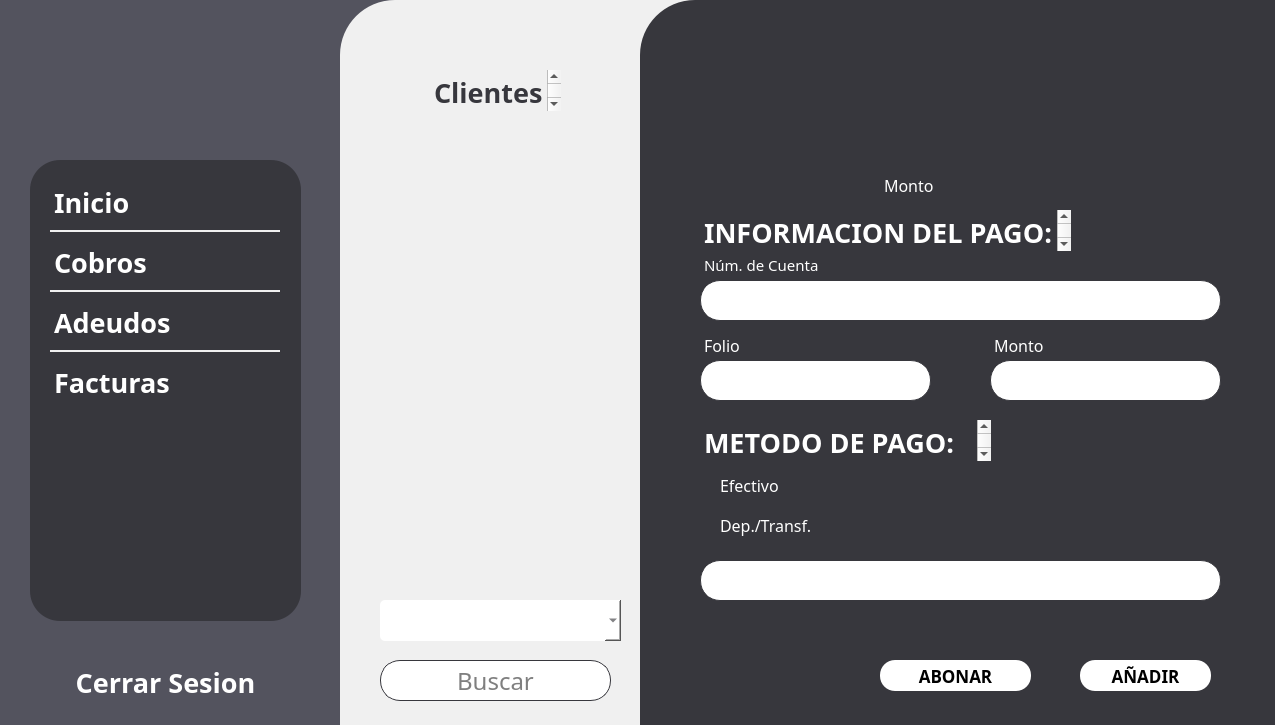
This is app/frontend/pantalla_adeudo_facturador.ui in uRicardoCaballero/Radcomtest as Qt 5 draws it before an edit. The edited form follows.
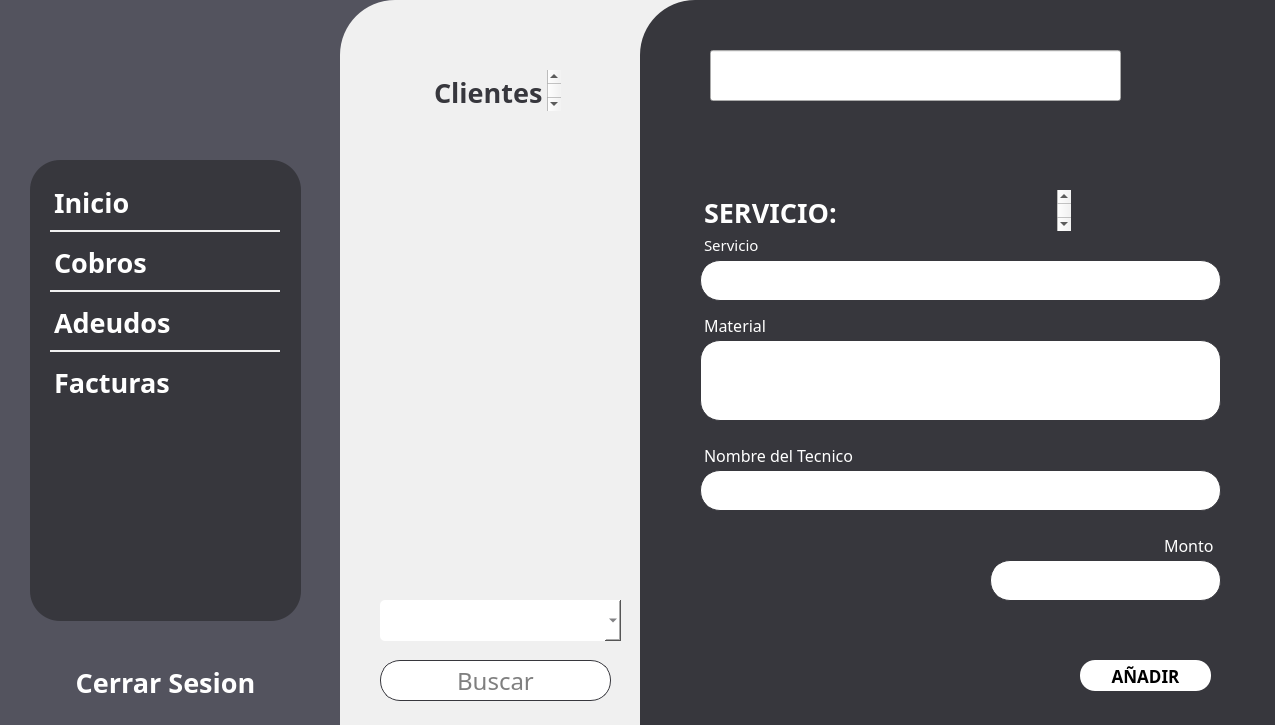
This is the edited form. Icons and pictures are not drawn.

What changed in the file:
```diff
--- a/app/frontend/pantalla_adeudo_facturador.ui
+++ b/app/frontend/pantalla_adeudo_facturador.ui
@@ -150,56 +150,6 @@
     <property name="frameShadow">
      <enum>QFrame::Raised</enum>
     </property>
-    <widget class="QRadioButton" name="EfectivoOption">
-     <property name="geometry">
-      <rect>
-       <x>60</x>
-       <y>470</y>
-       <width>141</width>
-       <height>31</height>
-      </rect>
-     </property>
-     <property name="font">
-      <font>
-       <family>Montserrat</family>
-       <pointsize>12</pointsize>
-      </font>
-     </property>
-     <property name="styleSheet">
-      <string notr="true">QRadioButton{
- background: transparent; 
-color: #FFFFFF;
-}</string>
-     </property>
-     <property name="text">
-      <string>Efectivo</string>
-     </property>
-    </widget>
-    <widget class="QRadioButton" name="DeptTransfOption">
-     <property name="geometry">
-      <rect>
-       <x>60</x>
-       <y>510</y>
-       <width>141</width>
-       <height>31</height>
-      </rect>
-     </property>
-     <property name="font">
-      <font>
-       <family>Montserrat</family>
-       <pointsize>12</pointsize>
-      </font>
-     </property>
-     <property name="styleSheet">
-      <string notr="true">QRadioButton{
- background: transparent; 
-color: #FFFFFF;
-}</string>
-     </property>
-     <property name="text">
-      <string>Dep./Transf.</string>
-     </property>
-    </widget>
     <widget class="QPushButton" name="GuardarButton">
      <property name="geometry">
       <rect>
@@ -227,12 +177,139 @@
       <string>AÑADIR</string>
      </property>
     </widget>
-    <widget class="QLineEdit" name="MetodoHolder">
+    <widget class="QLineEdit" name="NombreHolder">
+     <property name="geometry">
+      <rect>
+       <x>70</x>
+       <y>50</y>
+       <width>411</width>
+       <height>51</height>
+      </rect>
+     </property>
+     <property name="font">
+      <font>
+       <family>&quot;Montserratl&quot;</family>
+       <pointsize>-1</pointsize>
+      </font>
+     </property>
+     <property name="layoutDirection">
+      <enum>Qt::LeftToRight</enum>
+     </property>
+     <property name="styleSheet">
+      <string notr="true">QLineEdit{
+		color: #FFFFFF;
+		Font-family: \&quot;Montserratl\&quot;;
+		font-size: 36px;
+		border: none;
+		background: transparent; 
+}</string>
+     </property>
+     <property name="inputMask">
+      <string/>
+     </property>
+     <property name="text">
+      <string/>
+     </property>
+     <property name="alignment">
+      <set>Qt::AlignBottom|Qt::AlignLeading|Qt::AlignLeft</set>
+     </property>
+     <property name="readOnly">
+      <bool>true</bool>
+     </property>
+     <property name="placeholderText">
+      <string/>
+     </property>
+    </widget>
+    <widget class="QLineEdit" name="ServicioHolder">
      <property name="geometry">
       <rect>
        <x>60</x>
+       <y>260</y>
+       <width>521</width>
+       <height>41</height>
+      </rect>
+     </property>
+     <property name="font">
+      <font>
+       <family>Montserrat</family>
+       <pointsize>18</pointsize>
+      </font>
+     </property>
+     <property name="layoutDirection">
+      <enum>Qt::LeftToRight</enum>
+     </property>
+     <property name="styleSheet">
+      <string notr="true">QLineEdit{
+	border: 1px solid  #37373d;
+		background: #FFFFFF; 
+		 border-radius: 20px; 
+}</string>
+     </property>
+     <property name="inputMask">
+      <string/>
+     </property>
+     <property name="text">
+      <string/>
+     </property>
+     <property name="alignment">
+      <set>Qt::AlignCenter</set>
+     </property>
+     <property name="placeholderText">
+      <string/>
+     </property>
+    </widget>
+    <widget class="QTextBrowser" name="MontoText_4">
+     <property name="geometry">
+      <rect>
+       <x>520</x>
+       <y>530</y>
+       <width>61</width>
+       <height>41</height>
+      </rect>
+     </property>
+     <property name="sizePolicy">
+      <sizepolicy hsizetype="Expanding" vsizetype="Expanding">
+       <horstretch>0</horstretch>
+       <verstretch>0</verstretch>
+      </sizepolicy>
+     </property>
+     <property name="font">
+      <font>
+       <family>Montserrat</family>
+       <pointsize>5</pointsize>
+      </font>
+     </property>
+     <property name="toolTipDuration">
+      <number>-1</number>
+     </property>
+     <property name="layoutDirection">
+      <enum>Qt::RightToLeft</enum>
+     </property>
+     <property name="autoFillBackground">
+      <bool>false</bool>
+     </property>
+     <property name="styleSheet">
+      <string notr="true">QTextBrowser {
+    background: transparent;  /* Quitar el fondo */
+	color:#FFFFFF;
+    border: none;             /* Quitar el borde */
+	margin: 0;                /* Eliminar márgenes */
+}</string>
+     </property>
+     <property name="html">
+      <string>&lt;!DOCTYPE HTML PUBLIC &quot;-//W3C//DTD HTML 4.0//EN&quot; &quot;http://www.w3.org/TR/REC-html40/strict.dtd&quot;&gt;
+&lt;html&gt;&lt;head&gt;&lt;meta name=&quot;qrichtext&quot; content=&quot;1&quot; /&gt;&lt;style type=&quot;text/css&quot;&gt;
+p, li { white-space: pre-wrap; }
+&lt;/style&gt;&lt;/head&gt;&lt;body style=&quot; font-family:'Montserrat'; font-size:5pt; font-weight:400; font-style:normal;&quot;&gt;
+&lt;p style=&quot; margin-top:0px; margin-bottom:0px; margin-left:0px; margin-right:0px; -qt-block-indent:0; text-indent:0px;&quot;&gt;&lt;span style=&quot; font-size:12pt;&quot;&gt;Monto&lt;/span&gt;&lt;/p&gt;&lt;/body&gt;&lt;/html&gt;</string>
+     </property>
+    </widget>
+    <widget class="QLineEdit" name="MontoHolder">
+     <property name="geometry">
+      <rect>
+       <x>350</x>
        <y>560</y>
-       <width>521</width>
+       <width>231</width>
        <height>41</height>
       </rect>
      </property>
@@ -255,6 +332,9 @@
      <property name="inputMask">
       <string/>
      </property>
+     <property name="text">
+      <string/>
+     </property>
      <property name="alignment">
       <set>Qt::AlignCenter</set>
      </property>
@@ -262,39 +342,12 @@
       <string/>
      </property>
     </widget>
-    <widget class="QPushButton" name="AbonarButton">
-     <property name="geometry">
-      <rect>
-       <x>240</x>
-       <y>660</y>
-       <width>151</width>
-       <height>31</height>
-      </rect>
-     </property>
-     <property name="font">
-      <font>
-       <family>Montserrat</family>
-       <pointsize>13</pointsize>
-       <weight>75</weight>
-       <bold>true</bold>
-      </font>
-     </property>
-     <property name="styleSheet">
-      <string notr="true">QPushButton{
-		background: #FFFFFF; 
-		 border-radius: 15px; 
-}</string>
-     </property>
-     <property name="text">
-      <string>ABONAR</string>
-     </property>
-    </widget>
-    <widget class="QTextBrowser" name="MetodoPago">
+    <widget class="QTextBrowser" name="Folio">
      <property name="geometry">
       <rect>
        <x>60</x>
-       <y>420</y>
-       <width>291</width>
+       <y>310</y>
+       <width>201</width>
        <height>41</height>
       </rect>
      </property>
@@ -327,15 +380,53 @@
       <string>&lt;!DOCTYPE HTML PUBLIC &quot;-//W3C//DTD HTML 4.0//EN&quot; &quot;http://www.w3.org/TR/REC-html40/strict.dtd&quot;&gt;
 &lt;html&gt;&lt;head&gt;&lt;meta name=&quot;qrichtext&quot; content=&quot;1&quot; /&gt;&lt;style type=&quot;text/css&quot;&gt;
 p, li { white-space: pre-wrap; }
-&lt;/style&gt;&lt;/head&gt;&lt;body style=&quot; font-family:'Montserrat'; font-size:8.25pt; font-weight:400; font-style:normal;&quot;&gt;
-&lt;p style=&quot; margin-top:0px; margin-bottom:0px; margin-left:0px; margin-right:0px; -qt-block-indent:0; text-indent:0px;&quot;&gt;&lt;span style=&quot; font-family:'MS Shell Dlg 2'; font-size:20pt; font-weight:600;&quot;&gt;METODO DE PAGO:&lt;/span&gt;&lt;/p&gt;&lt;/body&gt;&lt;/html&gt;</string>
+&lt;/style&gt;&lt;/head&gt;&lt;body style=&quot; font-family:'Montserrat'; font-size:5pt; font-weight:400; font-style:normal;&quot;&gt;
+&lt;p style=&quot; margin-top:0px; margin-bottom:0px; margin-left:0px; margin-right:0px; -qt-block-indent:0; text-indent:0px;&quot;&gt;&lt;span style=&quot; font-size:12pt;&quot;&gt;Material&lt;/span&gt;&lt;/p&gt;&lt;/body&gt;&lt;/html&gt;</string>
+     </property>
+    </widget>
+    <widget class="QLineEdit" name="MaterialHolder">
+     <property name="geometry">
+      <rect>
+       <x>60</x>
+       <y>340</y>
+       <width>521</width>
+       <height>81</height>
+      </rect>
+     </property>
+     <property name="font">
+      <font>
+       <family>Montserrat</family>
+       <pointsize>18</pointsize>
+      </font>
+     </property>
+     <property name="layoutDirection">
+      <enum>Qt::LeftToRight</enum>
+     </property>
+     <property name="styleSheet">
+      <string notr="true">QLineEdit{
+	border: 1px solid  #37373d;
+		background: #FFFFFF; 
+		 border-radius: 20px; 
+}</string>
+     </property>
+     <property name="inputMask">
+      <string/>
+     </property>
+     <property name="text">
+      <string/>
+     </property>
+     <property name="alignment">
+      <set>Qt::AlignCenter</set>
+     </property>
+     <property name="placeholderText">
+      <string/>
      </property>
     </widget>
     <widget class="QTextBrowser" name="InfoPago">
      <property name="geometry">
       <rect>
        <x>60</x>
-       <y>210</y>
+       <y>190</y>
        <width>371</width>
        <height>41</height>
       </rect>
@@ -370,14 +461,14 @@
 &lt;html&gt;&lt;head&gt;&lt;meta name=&quot;qrichtext&quot; content=&quot;1&quot; /&gt;&lt;style type=&quot;text/css&quot;&gt;
 p, li { white-space: pre-wrap; }
 &lt;/style&gt;&lt;/head&gt;&lt;body style=&quot; font-family:'Montserrat'; font-size:8.25pt; font-weight:400; font-style:normal;&quot;&gt;
-&lt;p style=&quot; margin-top:0px; margin-bottom:0px; margin-left:0px; margin-right:0px; -qt-block-indent:0; text-indent:0px;&quot;&gt;&lt;span style=&quot; font-family:'MS Shell Dlg 2'; font-size:20pt; font-weight:600;&quot;&gt;INFORMACION DEL PAGO:&lt;/span&gt;&lt;/p&gt;&lt;/body&gt;&lt;/html&gt;</string>
+&lt;p style=&quot; margin-top:0px; margin-bottom:0px; margin-left:0px; margin-right:0px; -qt-block-indent:0; text-indent:0px;&quot;&gt;&lt;span style=&quot; font-family:'MS Shell Dlg 2'; font-size:20pt; font-weight:600;&quot;&gt;SERVICIO:&lt;/span&gt;&lt;/p&gt;&lt;/body&gt;&lt;/html&gt;</string>
      </property>
     </widget>
     <widget class="QLineEdit" name="NumCuentaHolder">
      <property name="geometry">
       <rect>
        <x>60</x>
-       <y>280</y>
+       <y>470</y>
        <width>521</width>
        <height>41</height>
       </rect>
@@ -401,6 +492,9 @@
      <property name="inputMask">
       <string/>
      </property>
+     <property name="text">
+      <string/>
+     </property>
      <property name="alignment">
       <set>Qt::AlignCenter</set>
      </property>
@@ -408,11 +502,54 @@
       <string/>
      </property>
     </widget>
+    <widget class="QTextBrowser" name="MontoText_3">
+     <property name="geometry">
+      <rect>
+       <x>60</x>
+       <y>440</y>
+       <width>201</width>
+       <height>41</height>
+      </rect>
+     </property>
+     <property name="sizePolicy">
+      <sizepolicy hsizetype="Expanding" vsizetype="Expanding">
+       <horstretch>0</horstretch>
+       <verstretch>0</verstretch>
+      </sizepolicy>
+     </property>
+     <property name="font">
+      <font>
+       <family>Montserrat</family>
+       <pointsize>5</pointsize>
+      </font>
+     </property>
+     <property name="toolTipDuration">
+      <number>-1</number>
+     </property>
+     <property name="autoFillBackground">
+      <bool>false</bool>
+     </property>
+     <property name="styleSheet">
+      <string notr="true">QTextBrowser {
+    background: transparent;  /* Quitar el fondo */
+	color:#FFFFFF;
+    border: none;             /* Quitar el borde */
+	margin: 0;                /* Eliminar márgenes */
+}</string>
+     </property>
+     <property name="html">
+      <string>&lt;!DOCTYPE HTML PUBLIC &quot;-//W3C//DTD HTML 4.0//EN&quot; &quot;http://www.w3.org/TR/REC-html40/strict.dtd&quot;&gt;
+&lt;html&gt;&lt;head&gt;&lt;meta name=&quot;qrichtext&quot; content=&quot;1&quot; /&gt;&lt;style type=&quot;text/css&quot;&gt;
+p, li { white-space: pre-wrap; }
+&lt;/style&gt;&lt;/head&gt;&lt;body style=&quot; font-family:'Montserrat'; font-size:5pt; font-weight:400; font-style:normal;&quot;&gt;
+&lt;p style=&quot; margin-top:0px; margin-bottom:0px; margin-left:0px; margin-right:0px; -qt-block-indent:0; text-indent:0px;&quot;&gt;&lt;span style=&quot; font-size:12pt;&quot;&gt;Nombre del Tecnico&lt;/span&gt;&lt;/p&gt;&lt;/body&gt;&lt;/html&gt;</string>
+     </property>
+    </widget>
     <widget class="QTextBrowser" name="NumCuenta">
      <property name="geometry">
       <rect>
        <x>60</x>
-       <y>250</y>
+       <y>230</y>
        <width>291</width>
        <height>41</height>
       </rect>
@@ -448,294 +585,7 @@
 &lt;html&gt;&lt;head&gt;&lt;meta name=&quot;qrichtext&quot; content=&quot;1&quot; /&gt;&lt;style type=&quot;text/css&quot;&gt;
 p, li { white-space: pre-wrap; }
 &lt;/style&gt;&lt;/head&gt;&lt;body style=&quot; font-family:'Montserrat'; font-size:5pt; font-weight:400; font-style:normal;&quot;&gt;
-&lt;p style=&quot; margin-top:0px; margin-bottom:0px; margin-left:0px; margin-right:0px; -qt-block-indent:0; text-indent:0px;&quot;&gt;&lt;span style=&quot; font-size:11pt;&quot;&gt;Núm. de Cuenta&lt;/span&gt;&lt;/p&gt;&lt;/body&gt;&lt;/html&gt;</string>
-     </property>
-    </widget>
-    <widget class="QLineEdit" name="FolioHolder">
-     <property name="geometry">
-      <rect>
-       <x>60</x>
-       <y>360</y>
-       <width>231</width>
-       <height>41</height>
-      </rect>
-     </property>
-     <property name="font">
-      <font>
-       <family>Montserrat</family>
-       <pointsize>18</pointsize>
-      </font>
-     </property>
-     <property name="layoutDirection">
-      <enum>Qt::LeftToRight</enum>
-     </property>
-     <property name="styleSheet">
-      <string notr="true">QLineEdit{
-	border: 1px solid  #37373d;
-		background: #FFFFFF; 
-		 border-radius: 20px; 
-}</string>
-     </property>
-     <property name="inputMask">
-      <string/>
-     </property>
-     <property name="alignment">
-      <set>Qt::AlignCenter</set>
-     </property>
-     <property name="placeholderText">
-      <string/>
-     </property>
-    </widget>
-    <widget class="QTextBrowser" name="Folio">
-     <property name="geometry">
-      <rect>
-       <x>60</x>
-       <y>330</y>
-       <width>201</width>
-       <height>41</height>
-      </rect>
-     </property>
-     <property name="sizePolicy">
-      <sizepolicy hsizetype="Expanding" vsizetype="Expanding">
-       <horstretch>0</horstretch>
-       <verstretch>0</verstretch>
-      </sizepolicy>
-     </property>
-     <property name="font">
-      <font>
-       <family>Montserrat</family>
-       <pointsize>5</pointsize>
-      </font>
-     </property>
-     <property name="toolTipDuration">
-      <number>-1</number>
-     </property>
-     <property name="autoFillBackground">
-      <bool>false</bool>
-     </property>
-     <property name="styleSheet">
-      <string notr="true">QTextBrowser {
-    background: transparent;  /* Quitar el fondo */
-	color:#FFFFFF;
-    border: none;             /* Quitar el borde */
-	margin: 0;                /* Eliminar márgenes */
-}</string>
-     </property>
-     <property name="html">
-      <string>&lt;!DOCTYPE HTML PUBLIC &quot;-//W3C//DTD HTML 4.0//EN&quot; &quot;http://www.w3.org/TR/REC-html40/strict.dtd&quot;&gt;
-&lt;html&gt;&lt;head&gt;&lt;meta name=&quot;qrichtext&quot; content=&quot;1&quot; /&gt;&lt;style type=&quot;text/css&quot;&gt;
-p, li { white-space: pre-wrap; }
-&lt;/style&gt;&lt;/head&gt;&lt;body style=&quot; font-family:'Montserrat'; font-size:5pt; font-weight:400; font-style:normal;&quot;&gt;
-&lt;p style=&quot; margin-top:0px; margin-bottom:0px; margin-left:0px; margin-right:0px; -qt-block-indent:0; text-indent:0px;&quot;&gt;&lt;span style=&quot; font-size:12pt;&quot;&gt;Folio&lt;/span&gt;&lt;/p&gt;&lt;/body&gt;&lt;/html&gt;</string>
-     </property>
-    </widget>
-    <widget class="QTextBrowser" name="MontoText_2">
-     <property name="geometry">
-      <rect>
-       <x>350</x>
-       <y>330</y>
-       <width>201</width>
-       <height>41</height>
-      </rect>
-     </property>
-     <property name="sizePolicy">
-      <sizepolicy hsizetype="Expanding" vsizetype="Expanding">
-       <horstretch>0</horstretch>
-       <verstretch>0</verstretch>
-      </sizepolicy>
-     </property>
-     <property name="font">
-      <font>
-       <family>Montserrat</family>
-       <pointsize>5</pointsize>
-      </font>
-     </property>
-     <property name="toolTipDuration">
-      <number>-1</number>
-     </property>
-     <property name="autoFillBackground">
-      <bool>false</bool>
-     </property>
-     <property name="styleSheet">
-      <string notr="true">QTextBrowser {
-    background: transparent;  /* Quitar el fondo */
-	color:#FFFFFF;
-    border: none;             /* Quitar el borde */
-	margin: 0;                /* Eliminar márgenes */
-}</string>
-     </property>
-     <property name="html">
-      <string>&lt;!DOCTYPE HTML PUBLIC &quot;-//W3C//DTD HTML 4.0//EN&quot; &quot;http://www.w3.org/TR/REC-html40/strict.dtd&quot;&gt;
-&lt;html&gt;&lt;head&gt;&lt;meta name=&quot;qrichtext&quot; content=&quot;1&quot; /&gt;&lt;style type=&quot;text/css&quot;&gt;
-p, li { white-space: pre-wrap; }
-&lt;/style&gt;&lt;/head&gt;&lt;body style=&quot; font-family:'Montserrat'; font-size:5pt; font-weight:400; font-style:normal;&quot;&gt;
-&lt;p style=&quot; margin-top:0px; margin-bottom:0px; margin-left:0px; margin-right:0px; -qt-block-indent:0; text-indent:0px;&quot;&gt;&lt;span style=&quot; font-size:12pt;&quot;&gt;Monto&lt;/span&gt;&lt;/p&gt;&lt;/body&gt;&lt;/html&gt;</string>
-     </property>
-    </widget>
-    <widget class="QLineEdit" name="MontoHolder">
-     <property name="geometry">
-      <rect>
-       <x>350</x>
-       <y>360</y>
-       <width>231</width>
-       <height>41</height>
-      </rect>
-     </property>
-     <property name="font">
-      <font>
-       <family>Montserrat</family>
-       <pointsize>18</pointsize>
-      </font>
-     </property>
-     <property name="layoutDirection">
-      <enum>Qt::LeftToRight</enum>
-     </property>
-     <property name="styleSheet">
-      <string notr="true">QLineEdit{
-	border: 1px solid  #37373d;
-		background: #FFFFFF; 
-		 border-radius: 20px; 
-}</string>
-     </property>
-     <property name="inputMask">
-      <string/>
-     </property>
-     <property name="alignment">
-      <set>Qt::AlignCenter</set>
-     </property>
-     <property name="placeholderText">
-      <string/>
-     </property>
-    </widget>
-    <widget class="QTextBrowser" name="Adeudo">
-     <property name="geometry">
-      <rect>
-       <x>60</x>
-       <y>150</y>
-       <width>181</width>
-       <height>41</height>
-      </rect>
-     </property>
-     <property name="sizePolicy">
-      <sizepolicy hsizetype="Expanding" vsizetype="Expanding">
-       <horstretch>0</horstretch>
-       <verstretch>0</verstretch>
-      </sizepolicy>
-     </property>
-     <property name="font">
-      <font>
-       <family>Montserrat</family>
-       <pointsize>5</pointsize>
-      </font>
-     </property>
-     <property name="toolTipDuration">
-      <number>-1</number>
-     </property>
-     <property name="autoFillBackground">
-      <bool>false</bool>
-     </property>
-     <property name="styleSheet">
-      <string notr="true">QTextBrowser {
-    background: transparent;  /* Quitar el fondo */
-	color:#FFFFFF;
-    border: none;             /* Quitar el borde */
-	margin: 0;                /* Eliminar márgenes */
-}</string>
-     </property>
-     <property name="html">
-      <string>&lt;!DOCTYPE HTML PUBLIC &quot;-//W3C//DTD HTML 4.0//EN&quot; &quot;http://www.w3.org/TR/REC-html40/strict.dtd&quot;&gt;
-&lt;html&gt;&lt;head&gt;&lt;meta name=&quot;qrichtext&quot; content=&quot;1&quot; /&gt;&lt;style type=&quot;text/css&quot;&gt;
-p, li { white-space: pre-wrap; }
-&lt;/style&gt;&lt;/head&gt;&lt;body style=&quot; font-family:'Montserrat'; font-size:5pt; font-weight:400; font-style:normal;&quot;&gt;
-&lt;p style=&quot;-qt-paragraph-type:empty; margin-top:0px; margin-bottom:0px; margin-left:0px; margin-right:0px; -qt-block-indent:0; text-indent:0px;&quot;&gt;&lt;br /&gt;&lt;/p&gt;&lt;/body&gt;&lt;/html&gt;</string>
-     </property>
-    </widget>
-    <widget class="QTextBrowser" name="MontoText">
-     <property name="geometry">
-      <rect>
-       <x>240</x>
-       <y>170</y>
-       <width>81</width>
-       <height>41</height>
-      </rect>
-     </property>
-     <property name="sizePolicy">
-      <sizepolicy hsizetype="Expanding" vsizetype="Expanding">
-       <horstretch>0</horstretch>
-       <verstretch>0</verstretch>
-      </sizepolicy>
-     </property>
-     <property name="font">
-      <font>
-       <family>Montserrat</family>
-       <pointsize>5</pointsize>
-      </font>
-     </property>
-     <property name="toolTipDuration">
-      <number>-1</number>
-     </property>
-     <property name="autoFillBackground">
-      <bool>false</bool>
-     </property>
-     <property name="styleSheet">
-      <string notr="true">QTextBrowser {
-    background: transparent;  /* Quitar el fondo */
-	color:#FFFFFF;
-    border: none;             /* Quitar el borde */
-	margin: 0;                /* Eliminar márgenes */
-}</string>
-     </property>
-     <property name="html">
-      <string>&lt;!DOCTYPE HTML PUBLIC &quot;-//W3C//DTD HTML 4.0//EN&quot; &quot;http://www.w3.org/TR/REC-html40/strict.dtd&quot;&gt;
-&lt;html&gt;&lt;head&gt;&lt;meta name=&quot;qrichtext&quot; content=&quot;1&quot; /&gt;&lt;style type=&quot;text/css&quot;&gt;
-p, li { white-space: pre-wrap; }
-&lt;/style&gt;&lt;/head&gt;&lt;body style=&quot; font-family:'Montserrat'; font-size:5pt; font-weight:400; font-style:normal;&quot;&gt;
-&lt;p style=&quot; margin-top:0px; margin-bottom:0px; margin-left:0px; margin-right:0px; -qt-block-indent:0; text-indent:0px;&quot;&gt;&lt;span style=&quot; font-size:12pt;&quot;&gt;Monto&lt;/span&gt;&lt;/p&gt;&lt;/body&gt;&lt;/html&gt;</string>
-     </property>
-    </widget>
-    <widget class="QTextBrowser" name="Adeudo_2">
-     <property name="geometry">
-      <rect>
-       <x>60</x>
-       <y>70</y>
-       <width>331</width>
-       <height>61</height>
-      </rect>
-     </property>
-     <property name="sizePolicy">
-      <sizepolicy hsizetype="Expanding" vsizetype="Expanding">
-       <horstretch>0</horstretch>
-       <verstretch>0</verstretch>
-      </sizepolicy>
-     </property>
-     <property name="font">
-      <font>
-       <family>Montserrat</family>
-       <pointsize>5</pointsize>
-       <weight>50</weight>
-       <bold>false</bold>
-      </font>
-     </property>
-     <property name="toolTipDuration">
-      <number>-1</number>
-     </property>
-     <property name="autoFillBackground">
-      <bool>false</bool>
-     </property>
-     <property name="styleSheet">
-      <string notr="true">QTextBrowser {
-    background: transparent;  /* Quitar el fondo */
-	color:#FFFFFF;
-    border: none;             /* Quitar el borde */
-	margin: 0;                /* Eliminar márgenes */
-}</string>
-     </property>
-     <property name="html">
-      <string>&lt;!DOCTYPE HTML PUBLIC &quot;-//W3C//DTD HTML 4.0//EN&quot; &quot;http://www.w3.org/TR/REC-html40/strict.dtd&quot;&gt;
-&lt;html&gt;&lt;head&gt;&lt;meta name=&quot;qrichtext&quot; content=&quot;1&quot; /&gt;&lt;style type=&quot;text/css&quot;&gt;
-p, li { white-space: pre-wrap; }
-&lt;/style&gt;&lt;/head&gt;&lt;body style=&quot; font-family:'Montserrat'; font-size:5pt; font-weight:400; font-style:normal;&quot;&gt;
-&lt;p style=&quot;-qt-paragraph-type:empty; margin-top:0px; margin-bottom:0px; margin-left:0px; margin-right:0px; -qt-block-indent:0; text-indent:0px;&quot;&gt;&lt;br /&gt;&lt;/p&gt;&lt;/body&gt;&lt;/html&gt;</string>
+&lt;p style=&quot; margin-top:0px; margin-bottom:0px; margin-left:0px; margin-right:0px; -qt-block-indent:0; text-indent:0px;&quot;&gt;&lt;span style=&quot; font-size:11pt;&quot;&gt;Servicio&lt;/span&gt;&lt;/p&gt;&lt;/body&gt;&lt;/html&gt;</string>
      </property>
     </widget>
    </widget>
```
Left out of the diff: 3 changed lines with no effect on the pictures.
